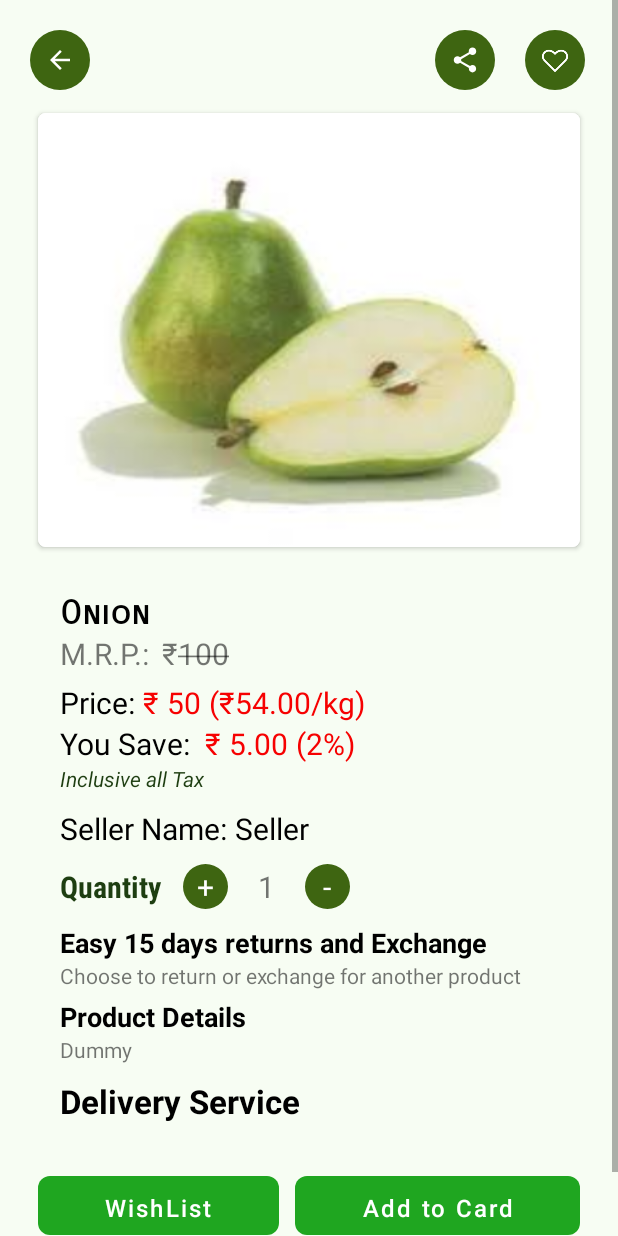
After one commit to abhishekissky/E-Commerce-App, an Android app: the ProductViewActivity screen opened directly, with no data from a screen before it, on a phone screen of 412 x 824 dp. The commit adds this screen. Run offline under Robolectric (Android 15) with nearby library versions, the light colour scheme and no system bars.

Commit message:
Product View Activity

```diff
--- /dev/null
+++ b/app/src/main/java/com/example/myapplication/Activities/ProductViewActivity.java
@@ -0,0 +1,47 @@
+package com.example.myapplication.Activities;
+
+import androidx.appcompat.app.ActionBar;
+import androidx.appcompat.app.AppCompatActivity;
+import androidx.viewpager.widget.ViewPager;
+
+import android.graphics.Paint;
+import android.os.Bundle;
+import android.view.View;
+import android.widget.ImageView;
+import android.widget.TextView;
+
+import com.example.myapplication.Adapter.ProductViewViewPagerAdapter;
+import com.example.myapplication.R;
+
+public class ProductViewActivity extends AppCompatActivity {
+    int[] defaultImage = {R.drawable.pears,R.drawable.ponet,R.drawable.ic_fruits,R.drawable.kiwi};
+    ProductViewViewPagerAdapter productViewViewPagerAdapter;
+    ViewPager viewPager;
+    TextView product_mrpTxt;
+    ImageView back_img;
+    @Override
+    protected void onCreate(Bundle savedInstanceState) {
+        super.onCreate(savedInstanceState);
+        setContentView(R.layout.activity_product_view);
+
+        init();
+
+    }
+
+    private void init() {
+
+        viewPager = findViewById(R.id.viewPager);
+        product_mrpTxt = findViewById(R.id.product_mrpTxt);
+        productViewViewPagerAdapter = new ProductViewViewPagerAdapter(defaultImage,this);
+        viewPager.setAdapter(productViewViewPagerAdapter);
+        product_mrpTxt.setPaintFlags(product_mrpTxt.getPaintFlags() | Paint.STRIKE_THRU_TEXT_FLAG);
+
+        back_img = findViewById(R.id.back_img);
+        back_img.setOnClickListener(new View.OnClickListener() {
+            @Override
+            public void onClick(View v) {
+                finish();
+            }
+        });
+    }
+}
--- /dev/null
+++ b/app/src/main/java/com/example/myapplication/Adapter/ProductViewViewPagerAdapter.java
@@ -0,0 +1,52 @@
+package com.example.myapplication.Adapter;
+
+import android.content.Context;
+import android.view.LayoutInflater;
+import android.view.View;
+import android.view.ViewGroup;
+import android.widget.ImageView;
+
+import androidx.annotation.NonNull;
+import androidx.viewpager.widget.PagerAdapter;
+import androidx.viewpager.widget.ViewPager;
+
+import com.example.myapplication.R;
+
+
+public class ProductViewViewPagerAdapter extends PagerAdapter {
+
+    int[] defaultImages;
+    Context context;
+
+    public ProductViewViewPagerAdapter(int[] defaultImages, Context context) {
+        this.defaultImages = defaultImages;
+        this.context = context;
+    }
+
+    @Override
+    public int getCount() {
+
+
+        return defaultImages.length;
+    }
+    @Override
+    public void destroyItem(@NonNull ViewGroup container, int position, @NonNull Object object) {
+        container.removeView((View) object);
+    }
+
+    @Override
+    public boolean isViewFromObject(@NonNull View view, @NonNull Object object) {
+        return  view.equals(object);
+    }
+
+    @NonNull
+    @Override
+    public Object instantiateItem(@NonNull ViewGroup container, int position) {
+        View imageLayout = LayoutInflater.from(context).inflate(R.layout.sliding_image_layout, container, false);
+        assert imageLayout != null;
+        final ImageView imageView = (ImageView) imageLayout.findViewById(R.id.imageView);
+        imageView.setImageResource(defaultImages[position]);
+        container.addView(imageLayout, 0);
+        return imageLayout;
+    }
+}
--- a/app/src/main/java/com/example/myapplication/Adapter/WishListAdapter.java
+++ b/app/src/main/java/com/example/myapplication/Adapter/WishListAdapter.java
@@ -1,6 +1,7 @@
 package com.example.myapplication.Adapter;
 
 import android.content.Context;
+import android.content.Intent;
 import android.view.LayoutInflater;
 import android.view.View;
 import android.view.ViewGroup;
@@ -10,8 +11,10 @@ import android.widget.TextView;
 import androidx.annotation.NonNull;
 import androidx.recyclerview.widget.RecyclerView;
 
+import com.example.myapplication.Activities.ProductViewActivity;
 import com.example.myapplication.Models.WishListModel;
 import com.example.myapplication.R;
+import com.example.myapplication.fragments.WishListFragment;
 
 import java.util.List;
 
@@ -38,6 +41,14 @@ public class WishListAdapter extends RecyclerView.Adapter<WishListAdapter.ViewHo
         holder.ProductNameTv.setText(list.get(position).getProduct_name());
         holder.product_mrp_digit.setText(list.get(position).getProduct_mrp_digit());
         holder.productIv.setImageResource(list.get(position).getProduct_image());
+        holder.itemView.setOnClickListener(new View.OnClickListener() {
+            @Override
+            public void onClick(View v) {
+                Intent intent = new Intent(context, ProductViewActivity.class);
+                context.startActivity(intent);
+
+            }
+        });
     }
 
     @Override
--- /dev/null
+++ b/app/src/main/res/drawable/ic_baseline_arrow_back_24.xml
@@ -0,0 +1,5 @@
+<vector android:autoMirrored="true" android:height="24dp"
+    android:tint="#FFFFFF" android:viewportHeight="24"
+    android:viewportWidth="24" android:width="24dp" xmlns:android="http://schemas.android.com/apk/res/android">
+    <path android:fillColor="@android:color/white" android:pathData="M20,11H7.83l5.59,-5.59L12,4l-8,8 8,8 1.41,-1.41L7.83,13H20v-2z"/>
+</vector>
--- a/app/src/main/res/drawable/ic_baseline_control_point_24.xml
+++ b/app/src/main/res/drawable/ic_baseline_control_point_24.xml
@@ -3,7 +3,7 @@
     android:height="24dp"
     android:viewportWidth="24"
     android:viewportHeight="24"
-    android:tint="?attr/colorControlNormal">
+    android:tint="#FFFF">
   <path
       android:fillColor="@android:color/white"
       android:pathData="M13,7h-2v4L7,11v2h4v4h2v-4h4v-2h-4L13,7zM12,2C6.49,2 2,6.49 2,12s4.49,10 10,10 10,-4.49 10,-10S17.51,2 12,2zM12,20c-4.41,0 -8,-3.59 -8,-8s3.59,-8 8,-8 8,3.59 8,8 -3.59,8 -8,8z"/>
--- a/app/src/main/res/drawable/ic_baseline_share_24.xml
+++ b/app/src/main/res/drawable/ic_baseline_share_24.xml
@@ -1,10 +1,9 @@
-<vector xmlns:android="http://schemas.android.com/apk/res/android"
+<vector android:height="24dp"
+    android:tint="#FFFFFF"
+    android:viewportHeight="24"
+    android:viewportWidth="24"
     android:width="24dp"
-    android:height="24dp"
-    android:viewportWidth="24"
-    android:viewportHeight="24"
-    android:tint="?attr/colorControlNormal">
-  <path
-      android:fillColor="@android:color/white"
-      android:pathData="M18,16.08c-0.76,0 -1.44,0.3 -1.96,0.77L8.91,12.7c0.05,-0.23 0.09,-0.46 0.09,-0.7s-0.04,-0.47 -0.09,-0.7l7.05,-4.11c0.54,0.5 1.25,0.81 2.04,0.81 1.66,0 3,-1.34 3,-3s-1.34,-3 -3,-3 -3,1.34 -3,3c0,0.24 0.04,0.47 0.09,0.7L8.04,9.81C7.5,9.31 6.79,9 6,9c-1.66,0 -3,1.34 -3,3s1.34,3 3,3c0.79,0 1.5,-0.31 2.04,-0.81l7.12,4.16c-0.05,0.21 -0.08,0.43 -0.08,0.65 0,1.61 1.31,2.92 2.92,2.92 1.61,0 2.92,-1.31 2.92,-2.92s-1.31,-2.92 -2.92,-2.92z"/>
+    xmlns:android="http://schemas.android.com/apk/res/android">
+    <path android:fillColor="@android:color/white"
+        android:pathData="M18,16.08c-0.76,0 -1.44,0.3 -1.96,0.77L8.91,12.7c0.05,-0.23 0.09,-0.46 0.09,-0.7s-0.04,-0.47 -0.09,-0.7l7.05,-4.11c0.54,0.5 1.25,0.81 2.04,0.81 1.66,0 3,-1.34 3,-3s-1.34,-3 -3,-3 -3,1.34 -3,3c0,0.24 0.04,0.47 0.09,0.7L8.04,9.81C7.5,9.31 6.79,9 6,9c-1.66,0 -3,1.34 -3,3s1.34,3 3,3c0.79,0 1.5,-0.31 2.04,-0.81l7.12,4.16c-0.05,0.21 -0.08,0.43 -0.08,0.65 0,1.61 1.31,2.92 2.92,2.92 1.61,0 2.92,-1.31 2.92,-2.92s-1.31,-2.92 -2.92,-2.92z"/>
 </vector>
--- /dev/null
+++ b/app/src/main/res/drawable/white_oval_bg.xml
@@ -0,0 +1,6 @@
+<?xml version="1.0" encoding="utf-8"?>
+<shape xmlns:android="http://schemas.android.com/apk/res/android">
+    <solid android:color="#fff"/>
+    <stroke android:width="0dp" android:color="#fff" />
+    <corners android:radius="999dp"/>
+</shape>
--- /dev/null
+++ b/app/src/main/res/layout/activity_product_view.xml
@@ -0,0 +1,322 @@
+<?xml version="1.0" encoding="utf-8"?>
+<ScrollView xmlns:android="http://schemas.android.com/apk/res/android"
+    xmlns:app="http://schemas.android.com/apk/res-auto"
+    xmlns:tools="http://schemas.android.com/tools"
+    android:layout_width="match_parent"
+    android:layout_height="wrap_content"
+    tools:context=".Activities.ProductViewActivity">
+
+
+    <LinearLayout
+        android:layout_width="match_parent"
+        android:layout_height="wrap_content"
+        android:orientation="vertical"
+        android:background="#0D66DA18"
+        android:padding="20dp">
+
+        <LinearLayout
+            android:layout_width="match_parent"
+            android:layout_height="wrap_content"
+            android:layout_marginBottom="10dp">
+            <ImageView
+                android:layout_width="40dp"
+                android:layout_height="40dp"
+                android:padding="10dp"
+                android:id="@+id/back_img"
+                android:background="@drawable/green_oval_background"
+                android:src="@drawable/ic_baseline_arrow_back_24"/>
+            <ImageView
+                android:layout_width="40dp"
+                android:layout_height="40dp"
+                android:padding="10dp"
+                android:layout_marginLeft="230dp"
+                android:src="@drawable/ic_baseline_share_24"
+                android:background="@drawable/green_oval_background"/>
+
+            <ImageView
+                android:layout_width="40dp"
+                android:layout_height="40dp"
+                android:padding="10dp"
+                android:layout_marginLeft="20dp"
+                android:src="@drawable/icons_heart"
+                android:background="@drawable/green_oval_background"/>
+
+        </LinearLayout>
+
+        <androidx.viewpager.widget.ViewPager
+            xmlns:android="http://schemas.android.com/apk/res/android"
+            android:id="@+id/viewPager"
+            android:layout_width="wrap_content"
+            android:layout_height="300dp"
+            android:layout_gravity="center"
+            >
+        </androidx.viewpager.widget.ViewPager>
+
+        <TextView
+            android:layout_marginTop="25dp"
+            android:id="@+id/ProductName"
+            android:layout_width="250dp"
+            android:layout_height="wrap_content"
+            android:text="Onion"
+            android:fontFamily="sans-serif-smallcaps"
+            android:textSize="22dp"
+            android:textStyle="bold"
+            android:textColor="@android:color/black"
+            android:layout_marginLeft="20dp" />
+
+        <LinearLayout
+            android:layout_width="wrap_content"
+            android:layout_height="wrap_content"
+            android:layout_marginLeft="20dp"
+            android:orientation="horizontal">
+            <TextView
+                android:layout_width="wrap_content"
+                android:layout_height="wrap_content"
+                android:textSize="20dp"
+                android:text="M.R.P.:"/>
+            <TextView
+                android:layout_width="wrap_content"
+                android:layout_height="wrap_content"
+                android:layout_marginLeft="8dp"
+                android:text="₹"
+                android:textSize="20dp"/>
+            <TextView
+                android:id="@+id/product_mrpTxt"
+                android:layout_width="wrap_content"
+                android:layout_height="wrap_content"
+                android:text="100"
+                android:textSize="20dp"
+                />
+        </LinearLayout>
+        <LinearLayout
+            android:layout_marginTop="5dp"
+            android:layout_width="match_parent"
+            android:layout_height="wrap_content"
+            android:background="@drawable/rounded_colour"
+            android:layout_marginLeft="20dp"
+            android:orientation="horizontal">
+            <TextView
+                android:layout_width="wrap_content"
+                android:layout_height="wrap_content"
+                android:textColor="#000000"
+                android:textSize="20dp"
+                android:text="Price:"/>
+
+            <TextView
+
+                android:layout_width="wrap_content"
+                android:layout_height="wrap_content"
+                android:layout_alignParentRight="true"
+                android:text="₹"
+                android:layout_marginLeft="5dp"
+                android:textSize="20dp"
+                android:textColor="#F60101"/>
+
+            <TextView
+                android:id="@+id/productPrice"
+                android:layout_width="wrap_content"
+                android:layout_height="wrap_content"
+                android:layout_alignParentRight="true"
+                android:text="50"
+                android:layout_marginLeft="5dp"
+                android:textSize="20dp"
+                android:textColor="#F60101"/>\
+
+            <TextView
+                android:layout_width="wrap_content"
+                android:layout_height="wrap_content"
+                android:text="(₹54.00/kg)"
+                android:layout_marginLeft="5dp"
+                android:textSize="20dp"
+                android:textColor="#F60101"/>
+
+        </LinearLayout>
+
+        <LinearLayout
+            android:layout_width="match_parent"
+            android:layout_height="wrap_content"
+            android:layout_marginLeft="20dp"
+            android:orientation="horizontal">
+            <TextView
+                android:layout_width="wrap_content"
+                android:layout_height="wrap_content"
+                android:textColor="@color/black"
+                android:textSize="20dp"
+                android:text="You Save:"/>
+
+            <TextView
+                android:layout_width="wrap_content"
+                android:layout_height="wrap_content"
+                android:textColor="#F60101"
+                android:layout_marginLeft="10dp"
+                android:textSize="20dp"
+                android:text="₹"/>
+            <TextView
+                android:layout_width="wrap_content"
+                android:layout_height="wrap_content"
+                android:textColor="#F60101"
+                android:layout_marginLeft="5dp"
+                android:textSize="20dp"
+                android:text="5.00"/>
+            <TextView
+                android:layout_width="wrap_content"
+                android:layout_height="wrap_content"
+                android:textColor="#F60101"
+                android:textSize="20dp"
+                android:layout_marginLeft="5dp"
+                android:text="(2%)"/>
+
+        </LinearLayout>
+        <TextView
+            android:layout_width="wrap_content"
+            android:layout_height="wrap_content"
+            android:text="Inclusive all Tax"
+            android:layout_marginLeft="20dp"
+            android:textColor="@color/colorPrimaryDark"
+            android:textStyle="italic"/>
+        <LinearLayout
+            android:layout_width="wrap_content"
+            android:layout_marginLeft="20dp"
+            android:layout_marginTop="10dp"
+            android:layout_height="wrap_content">
+            <TextView
+                android:layout_width="wrap_content"
+                android:layout_height="wrap_content"
+                android:text="Seller Name:"
+                android:textSize="20dp"
+                android:textColor="@color/black"/>
+            <TextView
+                android:layout_width="wrap_content"
+                android:layout_height="wrap_content"
+                android:layout_marginLeft="5dp"
+                android:textSize="20dp"
+                android:text="Seller"
+                android:textColor="@color/black"/>
+        </LinearLayout>
+
+        <LinearLayout
+            android:layout_width="match_parent"
+            android:layout_height="wrap_content"
+            android:layout_marginLeft="20dp"
+            android:layout_marginTop="10dp">
+
+            <TextView
+                android:layout_width="wrap_content"
+                android:layout_height="wrap_content"
+                android:id="@+id/qty"
+                android:text="Quantity "
+                android:textColor="@color/colorPrimaryDark"
+                android:textStyle="bold"
+                android:textSize="20dp"
+                android:fontFamily="sans-serif-condensed"/>
+
+
+                <TextView
+                    android:id="@+id/product_qty_In"
+                    android:layout_width="30dp"
+                    android:layout_height="30dp"
+                    android:layout_marginLeft="10dp"
+                    android:gravity="center"
+                    android:textColor="@color/white"
+                    android:layout_below="@+id/save_rupee"
+                    android:background="@drawable/green_oval_background"
+                    android:layout_toRightOf="@id/save_rupee"
+                    android:text="+"
+                    android:textSize="20dp" />
+
+                <TextView
+                    android:layout_width="wrap_content"
+                    android:layout_height="wrap_content"
+                    android:id="@+id/product_qty"
+                    android:textSize="20dp"
+                    android:layout_marginLeft="20dp"
+                    android:text="1"/>
+
+                <TextView
+                    android:layout_width="30dp"
+                    android:layout_height="30dp"
+                    android:textSize="20dp"
+                    android:layout_marginLeft="20dp"
+                    android:gravity="center"
+                    android:textColor="@color/white"
+                    android:layout_below="@+id/save_rupee"
+                    android:background="@drawable/green_oval_background"
+                    android:text="-"/>
+
+        </LinearLayout>
+
+
+
+
+        <TextView
+            android:layout_width="wrap_content"
+            android:layout_height="wrap_content"
+            android:layout_marginTop="10dp"
+            android:layout_marginLeft="20dp"
+            android:textSize="18dp"
+            android:textStyle="bold"
+            android:text="Easy 15 days returns and Exchange"
+            android:textColor="@android:color/black"/>
+
+        <TextView
+            android:layout_width="wrap_content"
+            android:layout_height="wrap_content"
+            android:layout_marginLeft="20dp"
+            android:text="Choose to return or exchange for another product"/>
+        <TextView
+            android:layout_width="wrap_content"
+            android:layout_height="wrap_content"
+            android:layout_marginLeft="20dp"
+            android:textStyle="bold"
+            android:layout_marginTop="5dp"
+            android:textSize="18dp"
+            android:textColor="@color/black"
+            android:text="Product Details"/>
+        <TextView
+            android:layout_width="wrap_content"
+            android:layout_height="wrap_content"
+            android:layout_marginLeft="20dp"
+            android:text="Dummy"/>
+        <TextView
+            android:layout_width="wrap_content"
+            android:layout_height="wrap_content"
+            android:layout_marginLeft="20dp"
+            android:layout_marginTop="10dp"
+            android:text="Delivery Service"
+            android:textSize="22dp"
+            android:textStyle="bold"
+            android:textColor="@color/black"/>
+        <LinearLayout
+            android:layout_marginTop="30dp"
+            android:layout_marginBottom="20dp"
+            android:layout_width="match_parent"
+            android:layout_height="50dp"
+            android:gravity="center"
+            android:orientation="horizontal">
+            <Button
+                android:id="@+id/Delete"
+                android:layout_width="wrap_content"
+                android:layout_height="wrap_content"
+                android:layout_weight="1"
+                android:layout_margin="5dp"
+                android:background="@drawable/rounded_colour"
+                android:backgroundTint="@android:color/white"
+                android:text="WishList"
+                android:textColor="#ffff"
+                android:textSize="16dp"
+                android:textAllCaps="false"/>
+            <Button
+                android:id="@+id/Edit"
+                android:layout_width="wrap_content"
+                android:layout_height="wrap_content"
+                android:layout_weight="1"
+                android:background="@drawable/rounded_colour"
+                android:backgroundTint="#43750C"
+                android:text="Add to Card"
+                android:layout_margin="5dp"
+                android:textSize="16dp"
+                android:textColor="#ffffff"
+                android:textAllCaps="false"/>
+        </LinearLayout>
+    </LinearLayout>
+</ScrollView>
--- /dev/null
+++ b/app/src/main/res/layout/sliding_image_layout.xml
@@ -0,0 +1,29 @@
+<?xml version="1.0" encoding="utf-8"?>
+<LinearLayout xmlns:android="http://schemas.android.com/apk/res/android"
+    android:layout_width="match_parent"
+    android:layout_height="match_parent"
+    xmlns:app="http://schemas.android.com/apk/res-auto">
+
+    <androidx.cardview.widget.CardView
+        android:layout_width="match_parent"
+        android:layout_height="wrap_content"
+        app:cardCornerRadius="5dp"
+        android:layout_margin="5dp">
+
+        <RelativeLayout
+            android:layout_width="match_parent"
+            android:layout_height="300dp">
+            <ImageView
+                android:id="@+id/imageView"
+                android:layout_width="match_parent"
+                android:layout_height="match_parent"
+                android:layout_alignParentLeft="true"
+                android:layout_alignParentStart="true"
+                android:layout_alignParentTop="true"
+                android:scaleType="fitXY"
+                android:src="@drawable/products"/>
+        </RelativeLayout>
+
+    </androidx.cardview.widget.CardView>
+
+</LinearLayout>
--- a/app/src/main/res/layout/wish_list_layout.xml
+++ b/app/src/main/res/layout/wish_list_layout.xml
@@ -45,7 +45,7 @@
                 android:text="Commodity Name"
                 android:textColor="#000000"
                 android:textSize="20dp"
-                android:fontFamily="monospace"/>
+                />
 
 
             <TextView
@@ -114,7 +114,7 @@
                     android:gravity="center"
                     android:textColor="@color/white"
                     android:layout_below="@+id/save_rupee"
-                    android:background="@drawable/oval_background"
+                    android:background="@drawable/green_oval_background"
                     android:layout_toRightOf="@id/save_rupee"
                     android:text="+"
                     android:textSize="20dp" />
@@ -137,7 +137,7 @@
                     android:gravity="center"
                     android:textColor="@color/white"
                     android:layout_below="@+id/save_rupee"
-                    android:background="@drawable/oval_background"
+                    android:background="@drawable/green_oval_background"
                     android:text="-"/>
             </LinearLayout>
         </RelativeLayout>
--- a/app/src/main/res/menu/bottom_nav.xml
+++ b/app/src/main/res/menu/bottom_nav.xml
@@ -9,7 +9,7 @@
             android:icon="@drawable/ic_baseline_category_24" />
         <item android:id="@+id/whishList"
             android:title="Wish List"
-            android:icon="@drawable/ic_baseline_control_point_24" />
+            android:icon="@drawable/icons_heart_white" />
     <item android:id="@+id/order"
         android:title="Order"
         android:icon="@drawable/ic_baseline_shopping_cart_24" />
```
Also changed, not shown: app/src/main/AndroidManifest.xml (+3 -7 lines), app/src/main/res/drawable/green_oval_background.xml (renamed from app/src/main/res/drawable/oval_background.xml), app/src/main/res/drawable/icons_heart.png (added), app/src/main/res/drawable/icons_heart_white.png (added).
